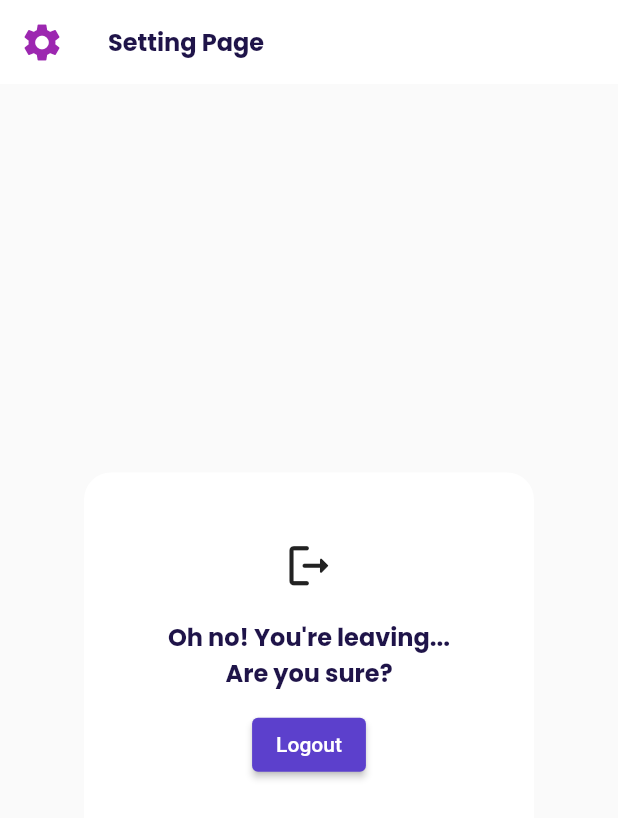
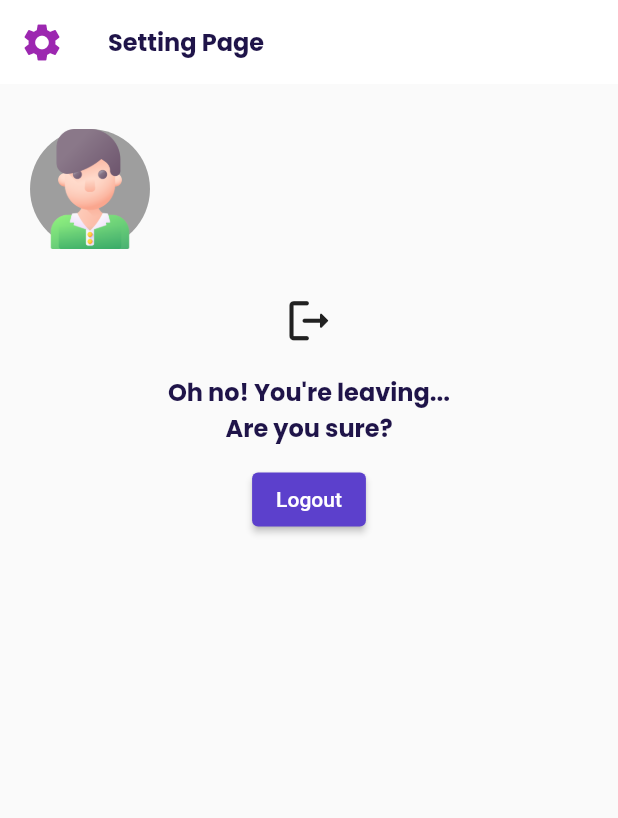
Before and after one commit to wawanindrawan7/kost-z, a Flutter app: the SettingPage screen opened by its route, on a phone screen of 412 x 824 dp. Shown: the top 818 px of the screen. Run offline on Flutter 3.47's test engine with Material 2 defaults, Android fonts, the light colour scheme and no system bars; our stand-ins replace animate_do, cloud_firestore, equatable, firebase_auth, firebase_core, fluttertoast and 5 more; accounts and stored records are empty; network calls fail.

Commit message:
fix setting page

```diff
--- a/lib/pages/get_started_page.dart
+++ b/lib/pages/get_started_page.dart
@@ -115,10 +115,8 @@ class GetStartedPage extends StatelessWidget {
                   width: MediaQuery.of(context).size.width * 0.5,
                   child: ElevatedButton(
                     onPressed: () {
-                      Navigator.pushNamed(
-                        context,
-                        LoginPage.routeName,
-                      );
+                      Navigator.pushNamedAndRemoveUntil(
+                          context, LoginPage.routeName, (route) => false);
                     },
                     child: Row(
                       children: [
--- a/lib/pages/setting_page.dart
+++ b/lib/pages/setting_page.dart
@@ -1,12 +1,34 @@
+import 'package:cloud_firestore/cloud_firestore.dart';
 import 'package:firebase_auth/firebase_auth.dart';
 import 'package:flutter/material.dart';
 import 'package:kost_z/common/styles.dart';
+import 'package:kost_z/models/user_model.dart';
 import 'package:kost_z/pages/log_in_page.dart';
 
-class SettingPage extends StatelessWidget {
+class SettingPage extends StatefulWidget {
   static const routeName = '/setting_page';
 
+  @override
+  State<SettingPage> createState() => _SettingPageState();
+}
+
+class _SettingPageState extends State<SettingPage> {
   final FirebaseAuth _auth = FirebaseAuth.instance;
+  UserModel loggedInUser = UserModel();
+  User? user = FirebaseAuth.instance.currentUser;
+
+  @override
+  void initState() {
+    super.initState();
+    FirebaseFirestore.instance
+        .collection("user")
+        .doc(user!.uid)
+        .get()
+        .then((value) {
+      this.loggedInUser = UserModel.fromMap(value.data());
+      setState(() {});
+    });
+  }
 
   @override
   Widget build(BuildContext context) {
@@ -37,16 +59,36 @@ class SettingPage extends StatelessWidget {
         backgroundColor: kWhiteColor,
       ),
       body: SafeArea(
-        child: Center(
-          child: Container(
-            padding: EdgeInsets.all(12),
-            height: 250,
-            width: 300,
-            decoration: BoxDecoration(
-              color: kWhiteColor,
-              borderRadius: BorderRadius.circular(18),
+        child: Column(
+          children: [
+            Row(
+              children: [
+                Container(
+                  margin: EdgeInsets.only(left: 20, top: 30),
+                  height: 80,
+                  width: 80,
+                  decoration: BoxDecoration(
+                    color: Colors.grey,
+                    borderRadius: BorderRadius.circular(40),
+                  ),
+                  child: Image.asset('assets/boy.png'),
+                ),
+                SizedBox(
+                  width: 14,
+                ),
+                Text(
+                  '${loggedInUser.firstName} ${loggedInUser.secondName}',
+                  style: titleTextStyle.copyWith(
+                    fontSize: 18,
+                    fontWeight: FontWeight.bold,
+                  ),
+                ),
+              ],
             ),
-            child: Column(
+            SizedBox(
+              height: 30,
+            ),
+            Column(
               mainAxisAlignment: MainAxisAlignment.center,
               children: [
                 Icon(
@@ -68,7 +110,7 @@ class SettingPage extends StatelessWidget {
                 btnLogOut()
               ],
             ),
-          ),
+          ],
         ),
       ),
     );
```
Also changed, not shown: lib/pages/home_page.dart (+1 -32 lines), assets/boy.png (added).
